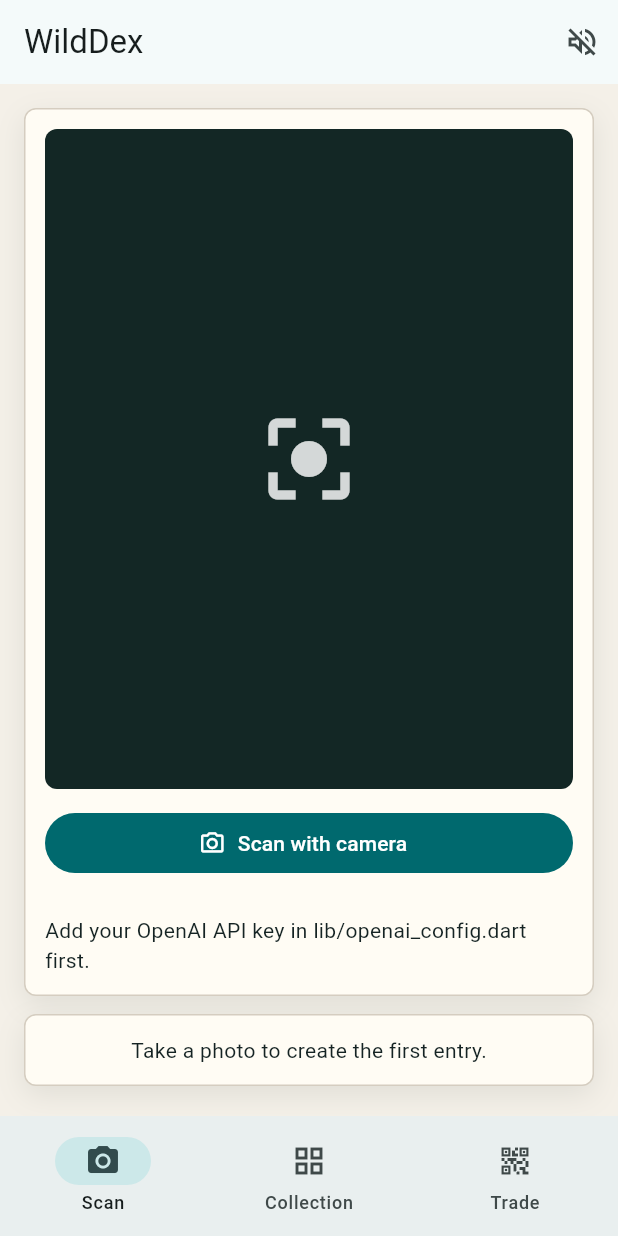
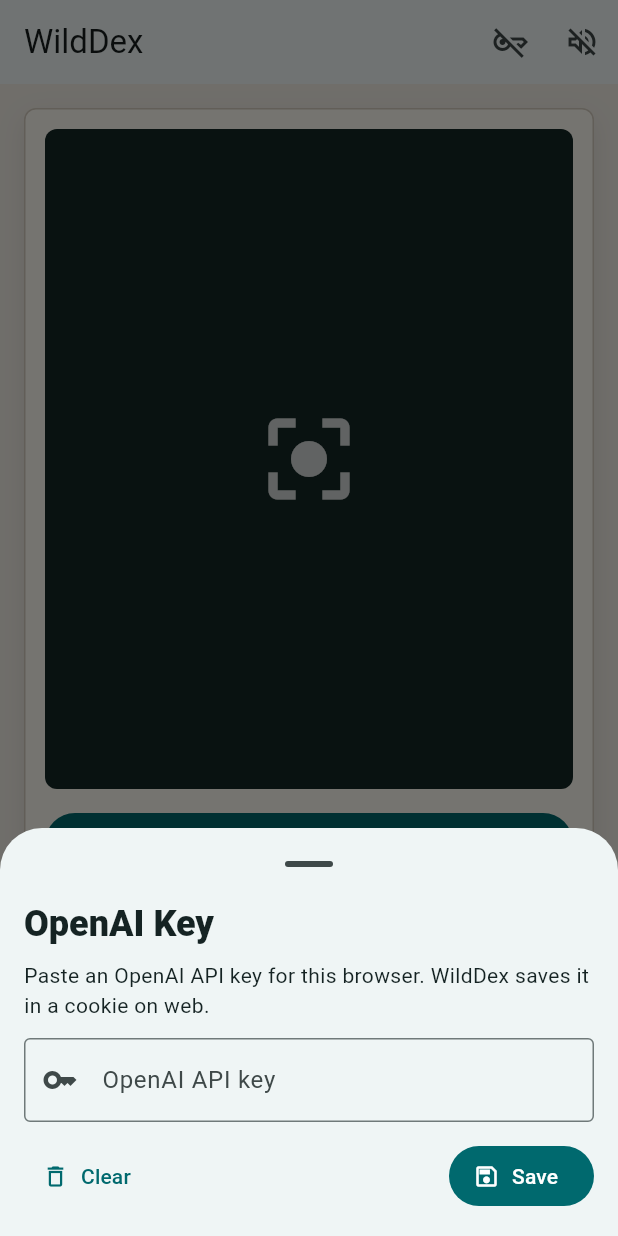
Before and after one commit to DarkDestroyerIII/WildDex, a Flutter app: the screen it shows after launch, after a tap on "Scan with camera", on a phone screen of 412 x 824 dp. Run offline on Flutter 3.47's test engine with Material 3 defaults, Android fonts, the phone set to English and light mode, and no system bars; our stand-ins replace cached_network_image, flutter_tts, image_picker, qr_flutter, shared_preferences; missing offline and left inert: dart:html, mobile_scanner.

Commit message:
Add GitHub Pages web app

```diff
--- /dev/null
+++ b/lib/api_key_store.dart
@@ -0,0 +1,2 @@
+export 'api_key_store_stub.dart'
+    if (dart.library.html) 'api_key_store_web.dart';
--- /dev/null
+++ b/lib/api_key_store_stub.dart
@@ -0,0 +1,18 @@
+import 'package:shared_preferences/shared_preferences.dart';
+
+const _apiKeyPrefsKey = 'wilddex.openai_api_key.v1';
+
+Future<String> loadStoredOpenAiKey() async {
+  final prefs = await SharedPreferences.getInstance();
+  return prefs.getString(_apiKeyPrefsKey) ?? '';
+}
+
+Future<void> saveStoredOpenAiKey(String key) async {
+  final prefs = await SharedPreferences.getInstance();
+  await prefs.setString(_apiKeyPrefsKey, key.trim());
+}
+
+Future<void> clearStoredOpenAiKey() async {
+  final prefs = await SharedPreferences.getInstance();
+  await prefs.remove(_apiKeyPrefsKey);
+}
--- /dev/null
+++ b/lib/api_key_store_web.dart
@@ -0,0 +1,28 @@
+// ignore_for_file: avoid_web_libraries_in_flutter
+
+// ignore: deprecated_member_use
+import 'dart:html' as html;
+
+const _apiKeyCookieName = 'wilddex_openai_api_key';
+
+Future<String> loadStoredOpenAiKey() async {
+  final cookies = html.document.cookie?.split(';') ?? const [];
+  for (final cookie in cookies) {
+    final parts = cookie.trim().split('=');
+    if (parts.length < 2) continue;
+    if (parts.first == _apiKeyCookieName) {
+      return Uri.decodeComponent(parts.sublist(1).join('='));
+    }
+  }
+  return '';
+}
+
+Future<void> saveStoredOpenAiKey(String key) async {
+  final secure = html.window.location.protocol == 'https:' ? '; Secure' : '';
+  html.document.cookie =
+      '$_apiKeyCookieName=${Uri.encodeComponent(key.trim())}; Max-Age=31536000; Path=/; SameSite=Lax$secure';
+}
+
+Future<void> clearStoredOpenAiKey() async {
+  html.document.cookie = '$_apiKeyCookieName=; Max-Age=0; Path=/; SameSite=Lax';
+}
--- a/lib/main.dart
+++ b/lib/main.dart
@@ -1,5 +1,4 @@
 import 'dart:convert';
-import 'dart:io';
 import 'dart:math';
 
 import 'package:cached_network_image/cached_network_image.dart';
@@ -13,6 +12,7 @@
 import 'package:qr_flutter/qr_flutter.dart';
 import 'package:shared_preferences/shared_preferences.dart';
 
+import 'api_key_store.dart';
 import 'openai_config.dart';
 
 const _consoleModeKey = 'wilddex.console_mode.v1';
@@ -107,7 +107,7 @@
   final _wiki = WikipediaImageService();
 
   AnimalEntry? _currentEntry;
-  File? _pickedPhoto;
+  Uint8List? _pickedPhotoBytes;
   List<AnimalEntry> _entries = const [];
   List<CritterCapture> _captures = const [];
   bool _loading = true;
@@ -122,6 +122,7 @@
   DateTime? _lastThreeFingerTap;
   bool _consoleMode = false;
   int _cooldownMinutes = 3;
+  String _runtimeOpenAiKey = '';
 
   @override
   void initState() {
@@ -132,6 +133,7 @@
   Future<void> _initialize() async {
     await _repository.load();
     final prefs = await SharedPreferences.getInstance();
+    final storedApiKey = await loadStoredOpenAiKey();
     await _tts.setSpeechRate(0.47);
     await _tts.setPitch(1.06);
     await _tts.setVolume(1);
@@ -142,18 +144,25 @@
       _currentEntry = _entries.isNotEmpty ? _entries.first : null;
       _consoleMode = prefs.getBool(_consoleModeKey) ?? false;
       _cooldownMinutes = prefs.getInt(_cooldownMinutesKey) ?? 3;
+      _runtimeOpenAiKey =
+          storedApiKey.trim().isNotEmpty ? storedApiKey : openAiApiKey;
       _loading = false;
     });
   }
 
   Future<void> _takePhoto() async {
-    if (openAiApiKey.trim().isEmpty) {
-      setState(() {
-        _status = 'Add your OpenAI API key in lib/openai_config.dart first.';
-        _selectedSection = 0;
-      });
-      return;
-    }
+    if (_runtimeOpenAiKey.trim().isEmpty) {
+      await _openApiKeySheet();
+      if (_runtimeOpenAiKey.trim().isEmpty) {
+        setState(() {
+          _status = 'Add an OpenAI API key before scanning.';
+          _selectedSection = 0;
+        });
+        return;
+      }
+    }
+
+    _openAi.apiKey = _runtimeOpenAiKey;
 
     final image = await _picker.pickImage(
       source: ImageSource.camera,
@@ -164,10 +173,11 @@
     if (image == null) return;
 
     final bytes = await image.readAsBytes();
+    final photoBytes = Uint8List.fromList(bytes);
     final photoHash = sha1.convert(bytes).toString();
 
     setState(() {
-      _pickedPhoto = File(image.path);
+      _pickedPhotoBytes = photoBytes;
       _loading = true;
       _selectedSection = 0;
       _status = 'Checking the local WildDex cache...';
@@ -315,6 +325,79 @@
   }
 
   Future<void> _stopSpeaking() => _tts.stop();
+
+  Future<void> _openApiKeySheet() async {
+    final controller = TextEditingController(text: _runtimeOpenAiKey);
+    await showModalBottomSheet<void>(
+      context: context,
+      showDragHandle: true,
+      isScrollControlled: true,
+      builder: (context) {
+        return Padding(
+          padding: EdgeInsets.fromLTRB(
+            16,
+            0,
+            16,
+            MediaQuery.viewInsetsOf(context).bottom + 16,
+          ),
+          child: SafeArea(
+            child: Column(
+              mainAxisSize: MainAxisSize.min,
+              crossAxisAlignment: CrossAxisAlignment.stretch,
+              children: [
+                Text(
+                  'OpenAI Key',
+                  style: Theme.of(context).textTheme.headlineSmall?.copyWith(
+                        fontWeight: FontWeight.w800,
+                      ),
+                ),
+                const SizedBox(height: 8),
+                const Text(
+                  'Paste an OpenAI API key for this browser. WildDex saves it in a cookie on web.',
+                ),
+                const SizedBox(height: 12),
+                TextField(
+                  controller: controller,
+                  obscureText: true,
+                  decoration: const InputDecoration(
+                    border: OutlineInputBorder(),
+                    labelText: 'OpenAI API key',
+                    prefixIcon: Icon(Icons.key_outlined),
+                  ),
+                ),
+                const SizedBox(height: 12),
+                Row(
+                  children: [
+                    TextButton.icon(
+                      onPressed: () async {
+                        await clearStoredOpenAiKey();
+                        setState(() => _runtimeOpenAiKey = '');
+                        if (context.mounted) Navigator.pop(context);
+                      },
+                      icon: const Icon(Icons.delete_outline),
+                      label: const Text('Clear'),
+                    ),
+                    const Spacer(),
+                    FilledButton.icon(
+                      onPressed: () async {
+                        final key = controller.text.trim();
+                        await saveStoredOpenAiKey(key);
+                        setState(() => _runtimeOpenAiKey = key);
+                        if (context.mounted) Navigator.pop(context);
+                      },
+                      icon: const Icon(Icons.save_outlined),
+                      label: const Text('Save'),
+                    ),
+                  ],
+                ),
+              ],
+            ),
+          ),
+        );
+      },
+    );
+    controller.dispose();
+  }
 
   Future<void> _setConsoleMode(bool enabled) async {
     final prefs = await SharedPreferences.getInstance();
@@ -446,6 +529,15 @@
           appBar: AppBar(
             title: Text(_consoleMode ? 'WildDex Field Console' : 'WildDex'),
             actions: [
+              IconButton(
+                tooltip: 'OpenAI key',
+                onPressed: _openApiKeySheet,
+                icon: Icon(
+                  _runtimeOpenAiKey.trim().isEmpty
+                      ? Icons.key_off_outlined
+                      : Icons.key_outlined,
+                ),
+              ),
               IconButton(
                 tooltip: 'Stop voice',
                 onPressed: _stopSpeaking,
@@ -501,7 +593,7 @@
             Expanded(
               flex: 3,
               child: _ScannerPanel(
-                pickedPhoto: _pickedPhoto,
+                pickedPhotoBytes: _pickedPhotoBytes,
                 loading: _loading,
                 status: _status,
                 onCamera: _takePhoto,
@@ -525,7 +617,7 @@
       padding: const EdgeInsets.all(16),
       children: [
         _ScannerPanel(
-          pickedPhoto: _pickedPhoto,
+          pickedPhotoBytes: _pickedPhotoBytes,
           loading: _loading,
           status: _status,
           onCamera: _takePhoto,
@@ -682,13 +774,13 @@
 
 class _ScannerPanel extends StatefulWidget {
   const _ScannerPanel({
-    required this.pickedPhoto,
+    required this.pickedPhotoBytes,
     required this.loading,
     required this.status,
     required this.onCamera,
   });
 
-  final File? pickedPhoto;
+  final Uint8List? pickedPhotoBytes;
   final bool loading;
   final String? status;
   final VoidCallback onCamera;
@@ -750,10 +842,13 @@
                 child: Stack(
                   fit: StackFit.expand,
                   children: [
-                    widget.pickedPhoto == null
+                    widget.pickedPhotoBytes == null
                         ? const _EmptyLens()
-                        : Image.file(widget.pickedPhoto!, fit: BoxFit.cover),
-                    if (widget.loading && widget.pickedPhoto != null)
+                        : Image.memory(
+                            widget.pickedPhotoBytes!,
+                            fit: BoxFit.cover,
+                          ),
+                    if (widget.loading && widget.pickedPhotoBytes != null)
                       _ScanningOverlay(
                         animation: _scanController,
                         accentColor:
@@ -2469,6 +2564,8 @@
 }
 
 class OpenAiEntryService {
+  String apiKey = openAiApiKey;
+
   Future<AnimalIdentity> identifyAnimal(
     List<int> imageBytes, {
     LocationHint? locationHint,
@@ -2538,7 +2635,7 @@
         .post(
           uri,
           headers: {
-            'Authorization': 'Bearer $openAiApiKey',
+            'Authorization': 'Bearer $apiKey',
             'Content-Type': 'application/json',
           },
           body: jsonEncode(body),
--- a/lib/openai_config.dart
+++ b/lib/openai_config.dart
@@ -3,8 +3,7 @@
 // Important: a key compiled into a mobile app can be extracted from the APK/IPA.
 // This is fine for personal testing, but use a small backend proxy before
 // sharing the app publicly.
-const String openAiApiKey =
-    '';
+const String openAiApiKey = '';
 
 // Vision-capable model used with the OpenAI Responses API.
 const String openAiModel = 'gpt-4.1-mini';
```
Also changed, not shown: 10 other files.
